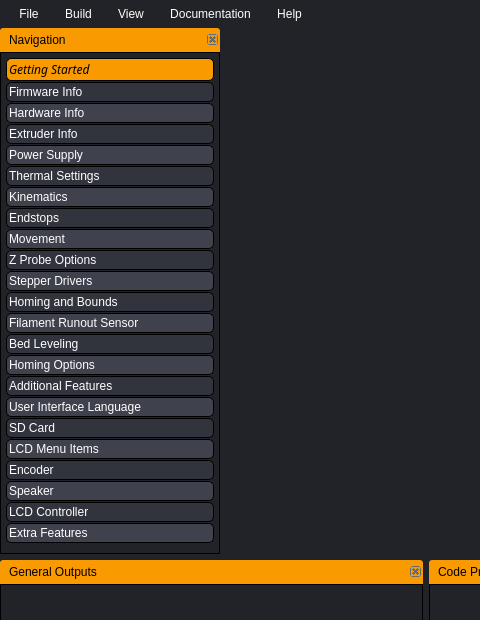
This is gui/MainWindow.ui in SimonBuxx/iloop-marlin-configurator as Qt 5 draws it before an edit; both pictures show x 0 to 480 and y 0 to 620 of the 1280 by 800 pixel window. The edited form follows.
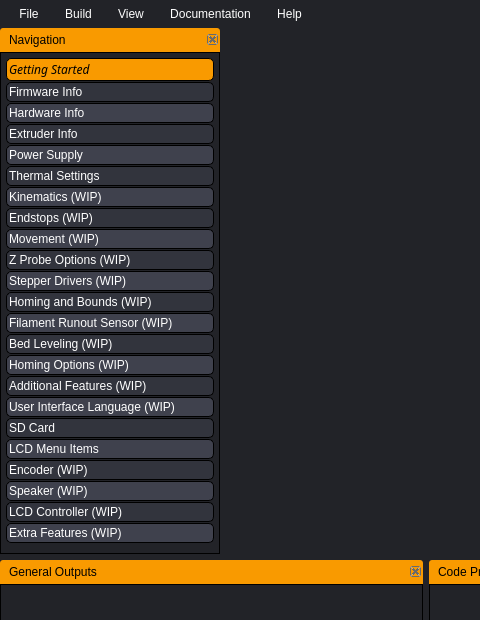
This is the edited form. The open tabs and pages were chosen to show the change. Icons and pictures are not drawn. Custom widgets are drawn as their Qt base class.

The edit to the form file:
```diff
--- a/gui/MainWindow.ui
+++ b/gui/MainWindow.ui
@@ -2132,7 +2132,7 @@
         <property name="geometry">
          <rect>
           <x>0</x>
-          <y>-130</y>
+          <y>0</y>
           <width>206</width>
           <height>631</height>
          </rect>
@@ -2330,7 +2330,7 @@
          <item>
           <widget class="QPushButton" name="uKinematicsTabButton">
            <property name="text">
-            <string>Kinematics</string>
+            <string>Kinematics (WIP)</string>
            </property>
            <property name="icon">
             <iconset resource="../resources/resources.qrc">
@@ -2358,7 +2358,7 @@
 }</string>
            </property>
            <property name="text">
-            <string>Endstops</string>
+            <string>Endstops (WIP)</string>
            </property>
            <property name="icon">
             <iconset resource="../resources/resources.qrc">
@@ -2381,7 +2381,7 @@
          <item>
           <widget class="QPushButton" name="uMovementTabButton">
            <property name="text">
-            <string>Movement</string>
+            <string>Movement (WIP)</string>
            </property>
            <property name="icon">
             <iconset resource="../resources/resources.qrc">
@@ -2409,7 +2409,7 @@
 }</string>
            </property>
            <property name="text">
-            <string>Z Probe Options</string>
+            <string>Z Probe Options (WIP)</string>
            </property>
            <property name="icon">
             <iconset resource="../resources/resources.qrc">
@@ -2432,7 +2432,7 @@
          <item>
           <widget class="QPushButton" name="uStepperDriversTabButton">
            <property name="text">
-            <string>Stepper Drivers</string>
+            <string>Stepper Drivers (WIP)</string>
            </property>
            <property name="icon">
             <iconset resource="../resources/resources.qrc">
@@ -2460,7 +2460,7 @@
 }</string>
            </property>
            <property name="text">
-            <string>Homing and Bounds</string>
+            <string>Homing and Bounds (WIP)</string>
            </property>
            <property name="icon">
             <iconset resource="../resources/resources.qrc">
@@ -2483,7 +2483,7 @@
          <item>
           <widget class="QPushButton" name="uFilamentRunoutSensorTabButton">
            <property name="text">
-            <string>Filament Runout Sensor</string>
+            <string>Filament Runout Sensor (WIP)</string>
            </property>
            <property name="icon">
             <iconset resource="../resources/resources.qrc">
@@ -2511,7 +2511,7 @@
 }</string>
            </property>
            <property name="text">
-            <string>Bed Leveling</string>
+            <string>Bed Leveling (WIP)</string>
            </property>
            <property name="icon">
             <iconset resource="../resources/resources.qrc">
@@ -2534,7 +2534,7 @@
          <item>
           <widget class="QPushButton" name="uHomingOptionsTabButton">
            <property name="text">
-            <string>Homing Options</string>
+            <string>Homing Options (WIP)</string>
            </property>
            <property name="icon">
             <iconset resource="../resources/resources.qrc">
@@ -2562,7 +2562,7 @@
 }</string>
            </property>
            <property name="text">
-            <string>Additional Features</string>
+            <string>Additional Features (WIP)</string>
            </property>
            <property name="icon">
             <iconset resource="../resources/resources.qrc">
@@ -2585,7 +2585,7 @@
          <item>
           <widget class="QPushButton" name="uUserInterfaceLanguageTabButton">
            <property name="text">
-            <string>User Interface Language</string>
+            <string>User Interface Language (WIP)</string>
            </property>
            <property name="icon">
             <iconset resource="../resources/resources.qrc">
@@ -2664,7 +2664,7 @@
 }</string>
            </property>
            <property name="text">
-            <string>Encoder</string>
+            <string>Encoder (WIP)</string>
            </property>
            <property name="icon">
             <iconset resource="../resources/resources.qrc">
@@ -2687,7 +2687,7 @@
          <item>
           <widget class="QPushButton" name="uSpeakerTabButton">
            <property name="text">
-            <string>Speaker</string>
+            <string>Speaker (WIP)</string>
            </property>
            <property name="icon">
             <iconset resource="../resources/resources.qrc">
@@ -2715,7 +2715,7 @@
 }</string>
            </property>
            <property name="text">
-            <string>LCD Controller</string>
+            <string>LCD Controller (WIP)</string>
            </property>
            <property name="icon">
             <iconset resource="../resources/resources.qrc">
@@ -2738,7 +2738,7 @@
          <item>
           <widget class="QPushButton" name="uExtraFeaturesTabButton">
            <property name="text">
-            <string>Extra Features</string>
+            <string>Extra Features (WIP)</string>
            </property>
            <property name="icon">
             <iconset resource="../resources/resources.qrc">
```
Left out of the diff: 88 changed lines with no effect on the pictures.
